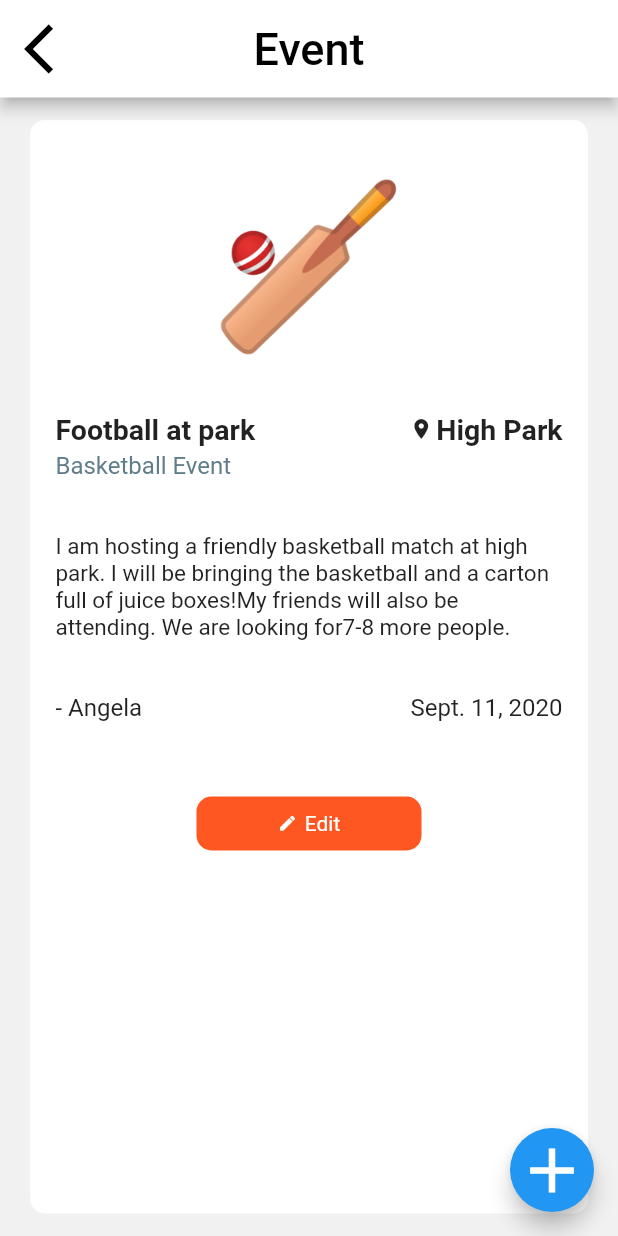
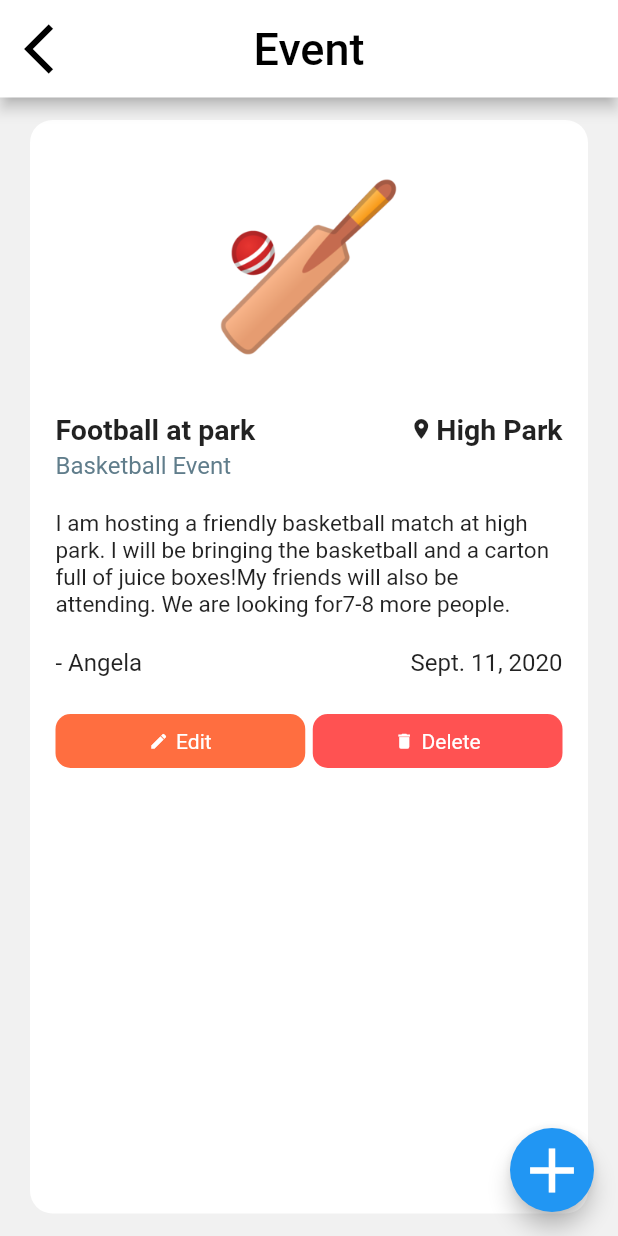
Before and after one commit to zohaibxrehman/Sportify, a Flutter app: the screen it shows after launch, after a tap on "Football at park", on a phone screen of 412 x 824 dp. Run offline on Flutter 3.47's test engine with Material 2 defaults, Android fonts, the phone set to English and light mode, and no system bars; our stand-ins replace cloud_firestore, datetime_picker_formfield, dio, firebase_core; accounts and stored records are empty.

Commit message:
Modified code

```diff
--- a/flutter/sportify_app/lib/screens/home_page.dart
+++ b/flutter/sportify_app/lib/screens/home_page.dart
@@ -141,7 +141,7 @@ class EventWidget extends StatelessWidget {
       padding: EdgeInsets.symmetric(horizontal: 20, vertical: 12),
       child: Container(
         decoration: new BoxDecoration(
-          borderRadius: new BorderRadius.circular(10.0),
+          borderRadius: new BorderRadius.circular(15.0),
         color: Colors.white),
         padding: EdgeInsets.symmetric(horizontal: 17, vertical: 15),
         child: Column(
@@ -187,13 +187,14 @@ class EventWidget extends StatelessWidget {
                 Text(date, style: TextStyle(fontSize: 16),),
               ],
             ),
-            SizedBox(height: 15,),
+            SizedBox(height: 25,),
             Row(
               children: [
                 Expanded(
                   child: GestureDetector(
                     onTap: (){},
                     child: Container(
+                      alignment: Alignment.center,
                       padding: EdgeInsets.symmetric(vertical: 10, horizontal: 10),
                       child: Text('Attend', style: TextStyle(color: Colors.white),), decoration: new BoxDecoration(
                       borderRadius: new BorderRadius.circular(10.0),
@@ -205,6 +206,7 @@ class EventWidget extends StatelessWidget {
                   child: GestureDetector(
                     onTap: (){},
                     child: Container(
+                      alignment: Alignment.center,
                       padding: EdgeInsets.symmetric(vertical: 10, horizontal: 10),
                       child: Text('Chat', style: TextStyle(color: Colors.white),), decoration: new BoxDecoration(
                       borderRadius: new BorderRadius.circular(10.0),
--- a/flutter/sportify_app/lib/screens/home_page_event.dart
+++ b/flutter/sportify_app/lib/screens/home_page_event.dart
@@ -88,7 +88,7 @@ class EventWidget extends StatelessWidget {
       padding: EdgeInsets.symmetric(horizontal: 20, vertical: 15),
       child: Container(
         decoration: new BoxDecoration(
-            borderRadius: new BorderRadius.circular(10.0),
+            borderRadius: new BorderRadius.circular(15.0),
             color: Colors.white),
         padding: EdgeInsets.symmetric(horizontal: 17, vertical: 15),
         child: Column(
@@ -125,7 +125,7 @@ class EventWidget extends StatelessWidget {
               child: Text(event, style: TextStyle(fontSize: 16, color: Colors.blueGrey),),),
 
             Container(
-              margin: EdgeInsets.symmetric(vertical: 35),
+              margin: EdgeInsets.symmetric(vertical: 20),
               child: Text(description, style: TextStyle(fontSize: 15),),
             ),
             Row(
@@ -135,13 +135,16 @@ class EventWidget extends StatelessWidget {
                 Text(date, style: TextStyle(fontSize: 16),),
               ],
             ),
-            GestureDetector(
+            SizedBox(height: 25,),
+            Row(
+              children: [
+                Expanded(
+                  child: GestureDetector(
                     onTap: (){},
                     child: Container(
-                margin: EdgeInsets.symmetric(vertical: 50),
-                width: 150,
+                      alignment: Alignment.center,
                       padding: EdgeInsets.symmetric(vertical: 10, horizontal: 10),
-                child: Row(
+                      child:  Row(
                         mainAxisAlignment: MainAxisAlignment.center,
                         children: [
                           Icon(Icons.edit, color: Colors.white, size: 13,),
@@ -150,8 +153,30 @@ class EventWidget extends StatelessWidget {
                         ],
                       ), decoration: new BoxDecoration(
                       borderRadius: new BorderRadius.circular(10.0),
-                color: Colors.deepOrange,
+                      color: Colors.deepOrangeAccent,
                     ),),),
+                ),
+                SizedBox(width: 5,),
+                Expanded(
+                  child: GestureDetector(
+                    onTap: (){},
+                    child: Container(
+                      alignment: Alignment.center,
+                      padding: EdgeInsets.symmetric(vertical: 10, horizontal: 10),
+                      child: Row(
+                        mainAxisAlignment: MainAxisAlignment.center,
+                        children: [
+                          Icon(Icons.delete, color: Colors.white, size: 13,),
+                          SizedBox(width: 5,),
+                          Text('Delete', style: TextStyle(color: Colors.white),),
+                        ],
+                      ), decoration: new BoxDecoration(
+                      borderRadius: new BorderRadius.circular(10.0),
+                      color: Colors.redAccent,
+                    ),),),
+                ),
+              ],
+            ),
           ],
         ),
       ),);
```
Lines whose indentation alone changed are shown as unchanged.
